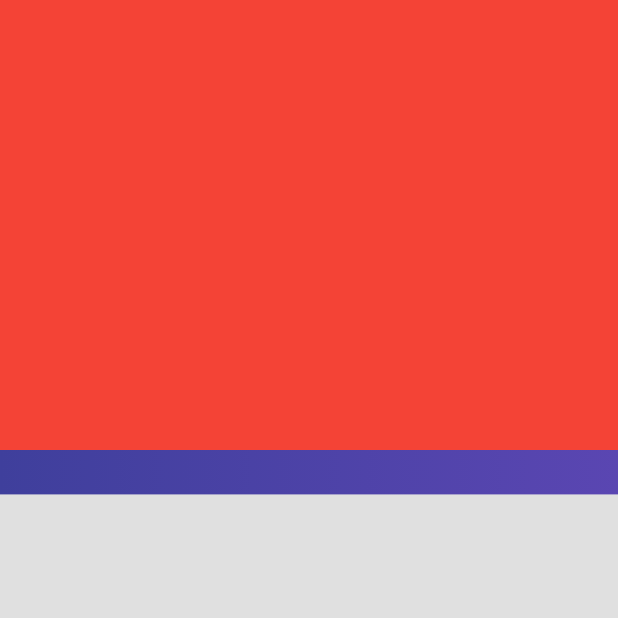
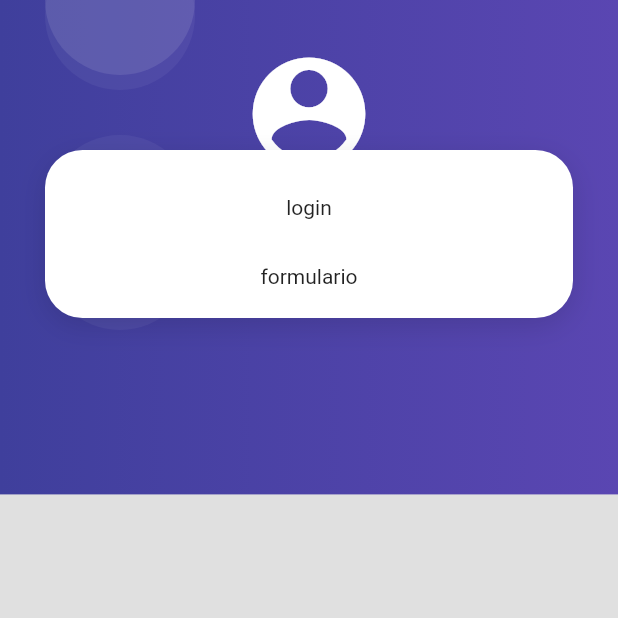
Before and after one commit to MTGCGuerrero/productos_flutter, a Flutter app: the screen it shows after launch, on a phone screen of 412 x 824 dp, the top half of it. Run offline on Flutter 3.47's test engine with Material 2 defaults, Android fonts, the phone set to English and light mode, and no system bars.

Commit message:
card container

```diff
--- a/lib/screens/login_screen.dart
+++ b/lib/screens/login_screen.dart
@@ -7,11 +7,18 @@ class LoginScreen extends StatelessWidget {
   @override
   Widget build(BuildContext context) {
     return Scaffold(
-      body: AuthBackground(child: Container(
-        width: double.infinity,
-        height: 300,
-        color: Colors.red,
-      ),),
+      body: AuthBackground(child: SingleChildScrollView(child: Column(
+        children: [
+          SizedBox(height: 100,),
+
+          CardContainer(child: Column(children: [
+            SizedBox(height: 10,),
+            Text('login',style: Theme.of(context).textTheme.bodyMedium,),
+            SizedBox(height: 30,),
+            Text('formulario')
+          ],)),
+        ],
+      ),)),
    );
   }
 }
--- /dev/null
+++ b/lib/widgets/card_container.dart
@@ -0,0 +1,31 @@
+import 'package:flutter/material.dart';
+
+class CardContainer extends StatelessWidget {
+  final Widget child;
+
+  const CardContainer({super.key, required this.child});
+  @override
+  Widget build(BuildContext context) {
+    return Padding(
+      padding: const EdgeInsets.symmetric(horizontal: 30),
+      child: Container(
+        width: double.infinity,
+        padding: EdgeInsets.all(20),
+        // height: 300,
+        decoration: _createCardShape(),
+        child: child,
+      ),
+    );
+  }
+
+  BoxDecoration _createCardShape() => BoxDecoration(
+          color: Colors.white,
+          borderRadius: BorderRadius.circular(25),
+          boxShadow: [
+            BoxShadow(
+              color: Colors.black12,
+              blurRadius: 15,
+              offset: Offset(0, 5),
+            ),
+          ]);
+}
--- a/lib/widgets/widgets.dart
+++ b/lib/widgets/widgets.dart
@@ -1,3 +1,5 @@
 
 
+export 'package:products_app/widgets/card_container.dart';
+
 export 'package:products_app/widgets/auth_background.dart';
```
